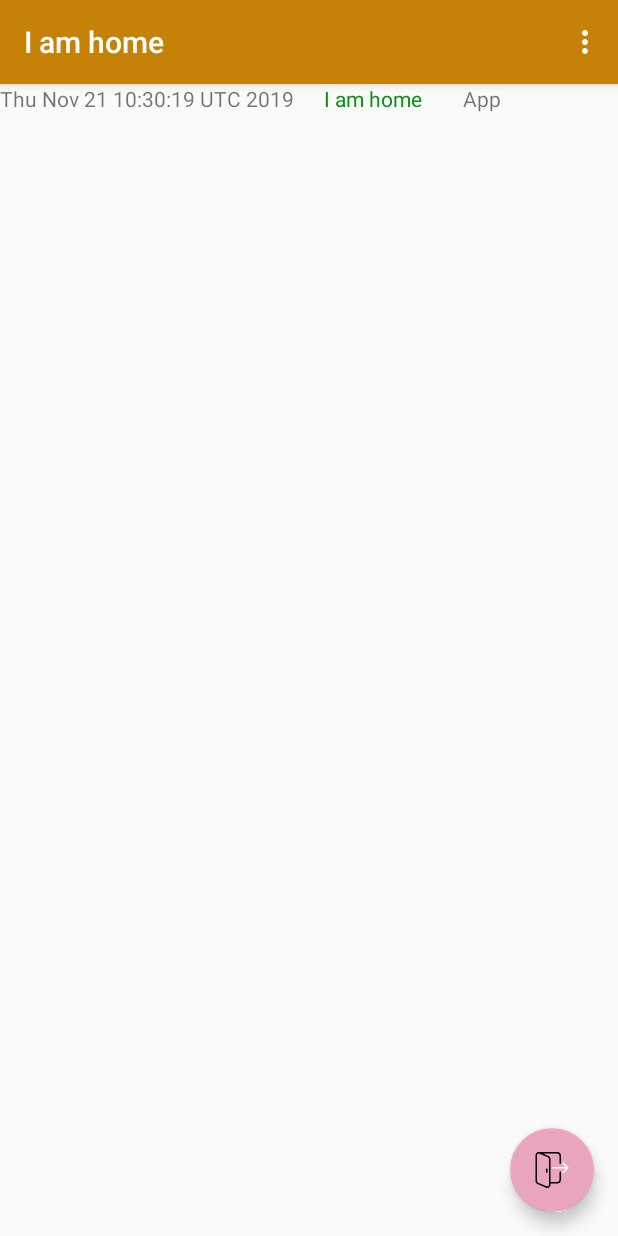
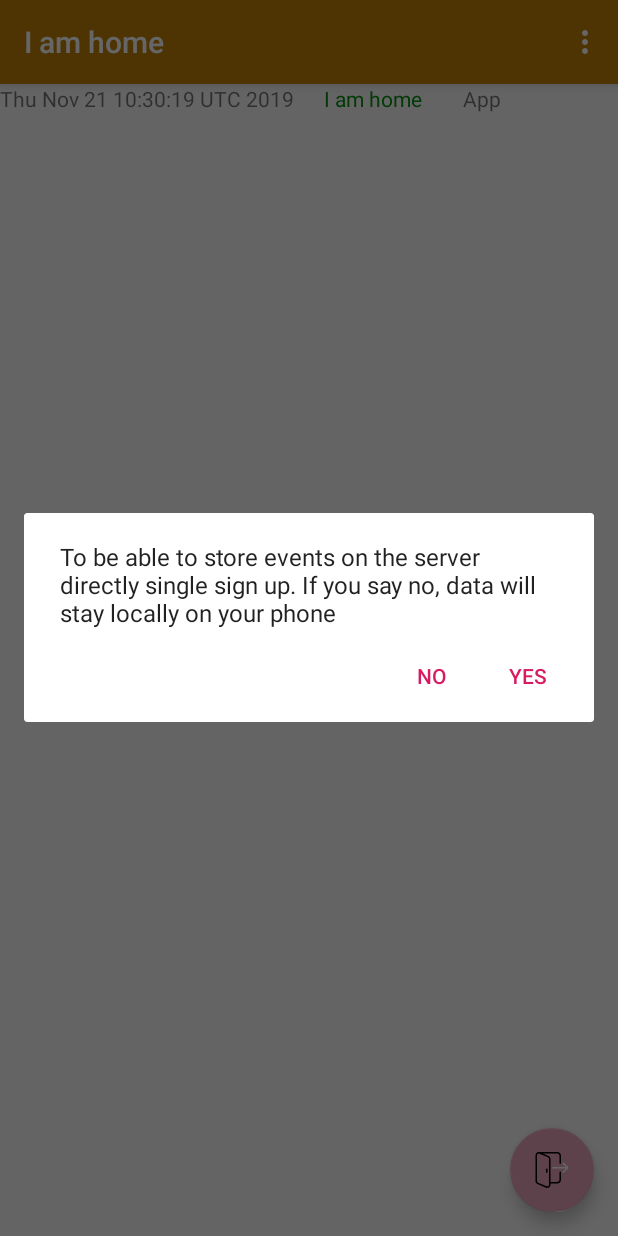
Before and after one commit to ghostwan/android_samples, an Android app: the fragment EventFragment shown on its own in the app's theme, after a tap on "YES", on a phone screen of 412 x 824 dp. Run offline under Robolectric (Android 15) with nearby library versions, the phone set to English and light mode, and no system bars; our stand-ins replace Firebase (no records; nobody signed in at launch, a user with empty details on screens opened directly), Room's generated code; libraries missing offline, so code that uses them is left out: com.crashlytics.android, com.firebase.ui; 5 statements that could not run were skipped.

Commit message:
[Geofencing] add realtime database

```diff
--- a/SampleGeofencing/app/build.gradle
+++ b/SampleGeofencing/app/build.gradle
@@ -96,6 +96,9 @@ dependencies {
     // Firebase
     implementation 'com.google.firebase:firebase-analytics:17.2.1'
     implementation 'com.crashlytics.sdk.android:crashlytics:2.10.1'
+    implementation 'com.google.firebase:firebase-database:19.2.0'
+    implementation 'com.google.firebase:firebase-auth:19.1.0'
+    implementation 'com.firebaseui:firebase-ui-auth:4.3.1'
 }
 
 apply plugin: 'com.google.gms.google-services'
--- a/SampleGeofencing/app/src/main/java/com/ghostwan/sample/geofencing/IAHomeTileService.kt
+++ b/SampleGeofencing/app/src/main/java/com/ghostwan/sample/geofencing/IAHomeTileService.kt
@@ -60,4 +60,10 @@ class IAHomeTileService : TileService(), EventContract.View {
     override fun showEventList(events: List<Event>) {
     }
 
+    override fun askToLogin() {
+    }
+
+    override fun logout() {
+    }
+
 }
--- a/SampleGeofencing/app/src/main/java/com/ghostwan/sample/geofencing/analytics/AnalyticsManager.kt
+++ b/SampleGeofencing/app/src/main/java/com/ghostwan/sample/geofencing/analytics/AnalyticsManager.kt
@@ -1,18 +1,26 @@
 package com.ghostwan.sample.geofencing.analytics
 
 import android.content.Context
+import com.ghostwan.sample.geofencing.data.PreferenceManager
 import com.ghostwan.sample.geofencing.data.model.Event
 import com.ghostwan.sample.geofencing.data.model.Home
 
 
-class AnalyticsManager(val context: Context) {
+class AnalyticsManager(val context: Context, private val preferenceManager: PreferenceManager) {
 
-    private val providersContracts:List<AnalyticsProviderContract> =
-        listOf(FirebaseAnalytics(context), FirebaseCrashlytics())
+    private val providersContracts: List<AnalyticsProviderContract> =
+        listOf(
+            FirebaseAnalytics(context),
+            FirebaseCrashlytics()
+        )
+    private val realtime = FirebaseRealtime()
 
 
     fun sendEvent(event: Event, home: Home?) {
         providersContracts.forEach { it.sendEvent(event, home) }
+        if (preferenceManager.isAuthenticated() && home != null) {
+            realtime.sendEvent(event, home)
+        }
     }
 
     fun alreadyRegister() {
--- a/SampleGeofencing/app/src/main/java/com/ghostwan/sample/geofencing/data/model/Event.kt
+++ b/SampleGeofencing/app/src/main/java/com/ghostwan/sample/geofencing/data/model/Event.kt
@@ -3,12 +3,25 @@ package com.ghostwan.sample.geofencing.data.model
 import androidx.room.Entity
 import androidx.room.PrimaryKey
 import com.ghostwan.sample.geofencing.data.Source
+import com.google.firebase.database.Exclude
+import com.google.firebase.database.IgnoreExtraProperties
 import java.util.*
 
 @Entity
-data class Event (
-    val isHome:Boolean,
+@IgnoreExtraProperties
+data class Event(
+    val isHome: Boolean,
     val source: Source,
     val date: Date = Date(),
-    @PrimaryKey(autoGenerate = true) val id:Long?=null
-)
+    @PrimaryKey(autoGenerate = true) val id: Long? = null
+) {
+    @Exclude
+    fun toMap(): Map<String, Any?> {
+        return mapOf(
+            "id" to id,
+            "source" to source,
+            "date" to date,
+            "type" to if (isHome) "home" else "left"
+        )
+    }
+}
--- a/SampleGeofencing/app/src/main/java/com/ghostwan/sample/geofencing/di/MainModule.kt
+++ b/SampleGeofencing/app/src/main/java/com/ghostwan/sample/geofencing/di/MainModule.kt
@@ -1,26 +1,24 @@
 package com.ghostwan.sample.geofencing.di
 
 import androidx.room.Room
-import com.ghostwan.sample.geofencing.data.Database
-import com.ghostwan.sample.geofencing.data.HomeManager
-import com.ghostwan.sample.geofencing.data.Repository
-import com.ghostwan.sample.geofencing.data.RoomRepository
+import com.ghostwan.sample.geofencing.analytics.AnalyticsManager
+import com.ghostwan.sample.geofencing.data.*
 import com.ghostwan.sample.geofencing.geofencing.GeofencingManager
 import com.ghostwan.sample.geofencing.geofencing.NotificationManager
 import com.ghostwan.sample.geofencing.ui.event.EventContract
 import com.ghostwan.sample.geofencing.ui.event.EventPresenter
 import com.ghostwan.sample.geofencing.ui.maps.MapContract
 import com.ghostwan.sample.geofencing.ui.maps.MapPresenter
-import com.ghostwan.sample.geofencing.analytics.AnalyticsManager
 import org.koin.android.ext.koin.androidApplication
 import org.koin.dsl.module
 
 val mainModule = module {
-    single { AnalyticsManager(get()) }
+    single { PreferenceManager(get()) }
+    single { AnalyticsManager(get(), get()) }
     single<Repository> { RoomRepository(get(), get(), get()) }
     factory<EventContract.Presenter> {
         EventPresenter(
-            get()
+            get(), get()
         )
     }
     factory<MapContract.Presenter> {
--- a/SampleGeofencing/app/src/main/java/com/ghostwan/sample/geofencing/ui/event/EventContract.kt
+++ b/SampleGeofencing/app/src/main/java/com/ghostwan/sample/geofencing/ui/event/EventContract.kt
@@ -19,6 +19,8 @@ interface EventContract {
         fun setIsHome(isHome: Boolean)
         fun askIsHome()
         fun showEventList(events: List<Event>)
+        fun askToLogin()
+        fun logout()
     }
 
 }
--- a/SampleGeofencing/app/src/main/java/com/ghostwan/sample/geofencing/ui/event/EventPresenter.kt
+++ b/SampleGeofencing/app/src/main/java/com/ghostwan/sample/geofencing/ui/event/EventPresenter.kt
@@ -1,12 +1,13 @@
 package com.ghostwan.sample.geofencing.ui.event
 
+import com.ghostwan.sample.geofencing.data.PreferenceManager
 import com.ghostwan.sample.geofencing.data.Repository
 import com.ghostwan.sample.geofencing.data.Source
 import kotlinx.coroutines.*
 import kotlinx.coroutines.Dispatchers.Main
 import kotlin.coroutines.CoroutineContext
 
-class EventPresenter(private val repository: Repository) :
+class EventPresenter(private val repository: Repository, private val preferenceManager: PreferenceManager) :
     EventContract.Presenter, CoroutineScope {
 
     private var view: EventContract.View? = null
@@ -22,6 +23,11 @@ class EventPresenter(private val repository: Repository) :
 
     override fun updateStatus() {
         launch {
+            if (!preferenceManager.isPreferenceAuthenticatedExist()) {
+                withContext(Main) {
+                    view?.askToLogin()
+                }
+            }
             if (repository.isHomeValueExist()) {
                 val isHome = repository.isHome()
                 withContext(Main) {
--- a/SampleGeofencing/app/src/main/res/menu/menu_event.xml
+++ b/SampleGeofencing/app/src/main/res/menu/menu_event.xml
@@ -4,4 +4,8 @@
         android:id="@+id/action_clear_tmp"
         android:title="@string/action_clear"
         app:showAsAction="never" />
+    <item
+        android:id="@+id/action_authenticate"
+        android:title="@string/action_authenticate"
+        app:showAsAction="never" />
 </menu>
--- a/SampleGeofencing/app/src/main/res/values/strings.xml
+++ b/SampleGeofencing/app/src/main/res/values/strings.xml
@@ -1,11 +1,14 @@
 <resources>
     <string name="app_name">> Detect</string>
     <string name="action_settings">Settings</string>
-    <string name="action_clear">Clear event database</string>
+    <string name="action_clear">Clear events</string>
+    <string name="action_authenticate">Server authentication</string>
     <string name="clear_saved_location">Clear saved location</string>
     <string name="save_location">Save location</string>
     <string name="clear_location">Clear location</string>
     <string name="are_you_home">Are you home ?</string>
+    <string name="authenticate_logout">If you logout data won\'t be send to the server anymore</string>
+    <string name="authenticate_signup">To be able to store events on the server directly single sign up. If you say no, data will stay locally on your phone</string>
     <string name="i_am_home">I am home</string>
     <string name="come_home">Come home</string>
     <string name="leave_home">Leave home</string>
@@ -13,6 +16,7 @@
     <string name="no_history_yet">No history yet!</string>
     <string name="no">No</string>
     <string name="yes">Yes</string>
+    <string name="cancel">Cancel</string>
     <string name="title_activity_maps">Map</string>
     <string name="select_home_location">Select home location</string>
     <string name="permission_granted">Location permission granted: looking for current position</string>
@@ -39,4 +43,6 @@
     <string name="changing_initial_trigger_current">Current is: </string>
     <string name="initial_trigger_enter">When already inside</string>
     <string name="initial_trigger_exit">When already outside</string>
+    <string name="authentication_succeed">Authentication succeed</string>
+    <string name="logout">Logout from server</string>
 </resources>
```
Also changed, not shown: SampleGeofencing/app/src/main/java/com/ghostwan/sample/geofencing/analytics/FirebaseRealtime.kt (added, +37 -0 lines), SampleGeofencing/app/src/main/java/com/ghostwan/sample/geofencing/data/SharePreferenceRepository.kt (+9 -25 lines), SampleGeofencing/app/src/main/java/com/ghostwan/sample/geofencing/data/model/Home.kt (+16 -1 lines), SampleGeofencing/app/src/main/java/com/ghostwan/sample/geofencing/ui/event/EventFragment.kt (+116 -5 lines), SampleGeofencing/app/src/main/java/com/ghostwan/sample/geofencing/utils/Utils.kt (renamed from SampleGeofencing/app/src/main/java/com/ghostwan/sample/geofencing/utils/Extensions.kt), 2 other files.
